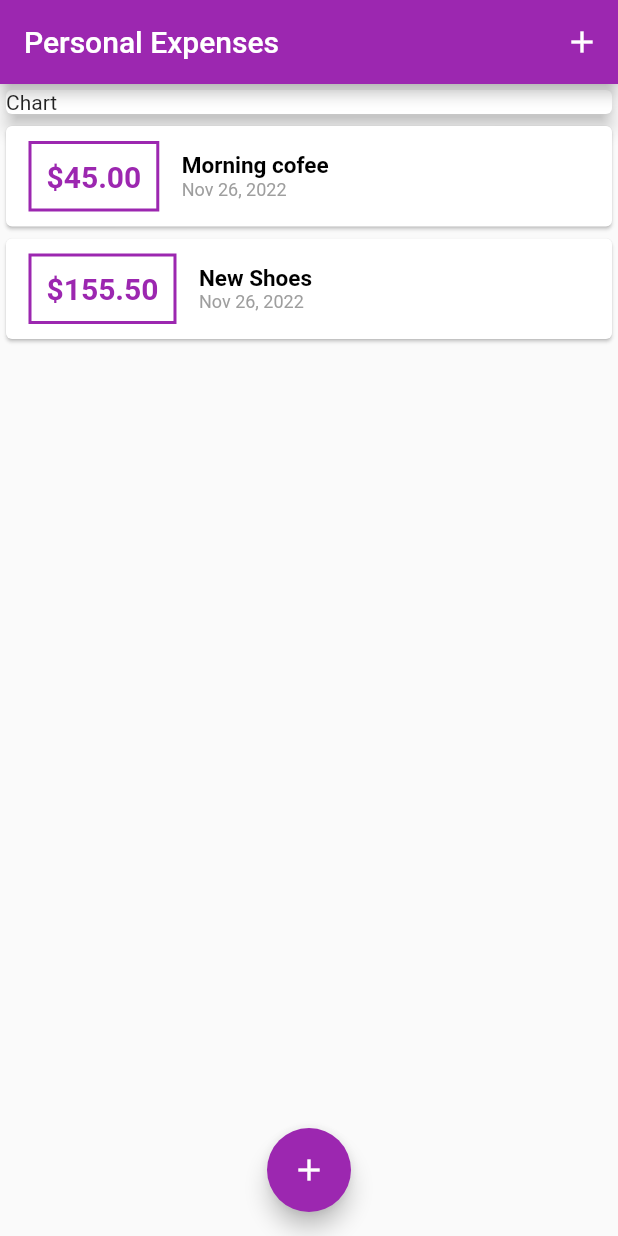
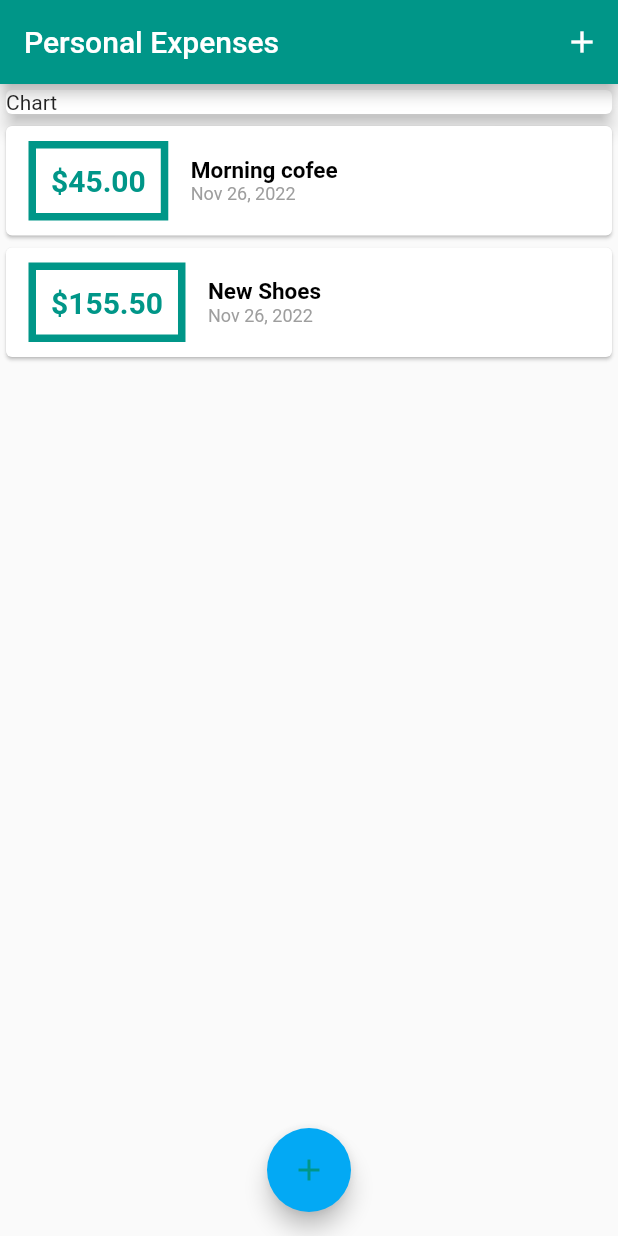
Before and after one commit to deolexx/flutter_personal_expenses_app, a Flutter app: the screen it shows after launch, on a phone screen of 412 x 824 dp. Run offline on Flutter 3.47's test engine with Material 2 defaults, Android fonts, the phone set to English and light mode, and no system bars.

Commit message:
use color theme widget inside ThemeData

```diff
--- a/lib/main.dart
+++ b/lib/main.dart
@@ -13,7 +13,19 @@ class MyApp extends StatelessWidget {
     return MaterialApp(
       home: MyHomePage(),
       title: 'Personal Expenses',
-      theme: ThemeData(primarySwatch:Colors.purple),
+      theme: ThemeData(
+          colorScheme: const ColorScheme(
+              brightness: Brightness.light,
+              primary: Colors.teal,
+              onPrimary: Colors.white,
+              secondary: Colors.lightBlue,
+              onSecondary: Colors.teal,
+              error: Colors.deepOrange,
+              onError: Colors.pink,
+              background: Colors.brown,
+              onBackground: Colors.brown,
+              surface: Colors.brown,
+              onSurface: Colors.brown)),
     );
   }
 }
@@ -24,7 +36,6 @@ class MyHomePage extends StatefulWidget {
 }
 
 class _MyHomePageState extends State<MyHomePage> {
-
   final List<Transaction> _userTransactions = [
     Transaction(
         id: 't1', title: 'Morning cofee', amount: 45.0, date: DateTime.now()),
@@ -58,7 +69,11 @@ class _MyHomePageState extends State<MyHomePage> {
     return Scaffold(
       appBar: AppBar(
         title: const Text('Personal Expenses'),
-        actions: [IconButton(onPressed:()=> _startAddNewTransaction(context) , icon: Icon(Icons.add))],
+        actions: [
+          IconButton(
+              onPressed: () => _startAddNewTransaction(context),
+              icon: Icon(Icons.add))
+        ],
       ),
       body: SingleChildScrollView(
         child: Column(
@@ -79,7 +94,7 @@ class _MyHomePageState extends State<MyHomePage> {
       ),
       floatingActionButton: FloatingActionButton(
         child: Icon(Icons.add),
-        onPressed: ()=> _startAddNewTransaction(context),
+        onPressed: () => _startAddNewTransaction(context),
       ),
       floatingActionButtonLocation: FloatingActionButtonLocation.centerFloat,
     );
--- a/lib/widgets/transaction_list.dart
+++ b/lib/widgets/transaction_list.dart
@@ -17,25 +17,25 @@ class TransactionList extends StatelessWidget {
           return Card(
             child: Row(children: [
               Container(
-                  padding: const EdgeInsets.all(10),
-                  margin: const EdgeInsets.symmetric(
+                  padding:  EdgeInsets.all(10),
+                  margin:  EdgeInsets.symmetric(
                       vertical: 10, horizontal: 15),
                   decoration: BoxDecoration(
-                    border: Border.all(color: Theme.of(context).primaryColor, width: 2),
+                    border: Border.all(color: Theme.of(context).colorScheme.primary, width: 5),
                   ),
                   child: Text(
                     '\$${transactions[index].amount.toStringAsFixed(2)}',
-                    style: const TextStyle(
+                    style:  TextStyle(
                         fontWeight: FontWeight.bold,
                         fontSize: 20,
-                        color: Colors.purple),
+                        color: Theme.of(context).colorScheme.primary),
                   )),
               Column(
                 crossAxisAlignment: CrossAxisAlignment.start,
                 children: [
                   Text(
                     transactions[index].title,
-                    style: const TextStyle(
+                    style:  TextStyle(
                       fontWeight: FontWeight.bold,
                       fontSize: 15,
                       color: Colors.black,
@@ -43,7 +43,7 @@ class TransactionList extends StatelessWidget {
                   ),
                   Text(
                     DateFormat.yMMMd().format(transactions[index].date),
-                    style: const TextStyle(
+                    style:  TextStyle(
                       fontSize: 12,
                       color: Colors.grey,
                     ),
```
